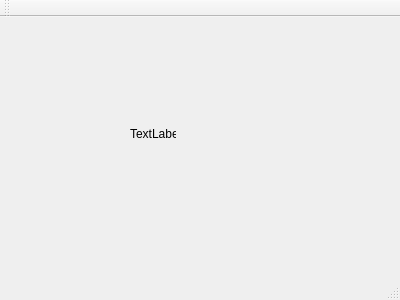
Stals/Git-Rpg, file GitRPG/mainwindow.ui: the form before one commit.
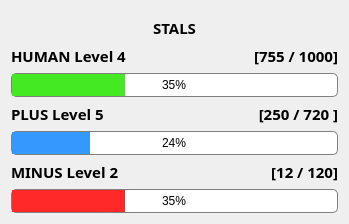
The form after the commit.

Commit message: form created

The edit to the form file:
```diff
--- a/GitRPG/mainwindow.ui
+++ b/GitRPG/mainwindow.ui
@@ -6,47 +6,229 @@
    <rect>
     <x>0</x>
     <y>0</y>
-    <width>400</width>
-    <height>300</height>
+    <width>349</width>
+    <height>220</height>
    </rect>
   </property>
+  <property name="sizePolicy">
+   <sizepolicy hsizetype="Preferred" vsizetype="Preferred">
+    <horstretch>0</horstretch>
+    <verstretch>0</verstretch>
+   </sizepolicy>
+  </property>
   <property name="windowTitle">
    <string>MainWindow</string>
   </property>
   <widget class="QWidget" name="centralWidget">
-   <widget class="QLabel" name="label">
-    <property name="geometry">
-     <rect>
-      <x>130</x>
-      <y>110</y>
-      <width>46</width>
-      <height>13</height>
-     </rect>
-    </property>
-    <property name="text">
-     <string>TextLabel</string>
-    </property>
-   </widget>
+   <layout class="QGridLayout" name="gridLayout_2">
+    <item row="0" column="0">
+     <widget class="QLabel" name="label">
+      <property name="sizePolicy">
+       <sizepolicy hsizetype="Preferred" vsizetype="Ignored">
+        <horstretch>0</horstretch>
+        <verstretch>0</verstretch>
+       </sizepolicy>
+      </property>
+      <property name="text">
+       <string>TextLabel</string>
+      </property>
+     </widget>
+    </item>
+    <item row="1" column="0">
+     <layout class="QGridLayout" name="gridLayout">
+      <item row="0" column="0">
+       <widget class="QLabel" name="label_5">
+        <property name="font">
+         <font>
+          <family>Cooper Std Black</family>
+          <pointsize>11</pointsize>
+          <weight>75</weight>
+          <bold>true</bold>
+         </font>
+        </property>
+        <property name="text">
+         <string>STALS</string>
+        </property>
+        <property name="alignment">
+         <set>Qt::AlignCenter</set>
+        </property>
+       </widget>
+      </item>
+      <item row="1" column="0">
+       <layout class="QHBoxLayout" name="horizontalLayout">
+        <item>
+         <widget class="QLabel" name="label_4">
+          <property name="font">
+           <font>
+            <family>Cooper Std Black</family>
+            <pointsize>11</pointsize>
+            <weight>75</weight>
+            <bold>true</bold>
+           </font>
+          </property>
+          <property name="text">
+           <string>HUMAN Level 4</string>
+          </property>
+          <property name="alignment">
+           <set>Qt::AlignLeading|Qt::AlignLeft|Qt::AlignVCenter</set>
+          </property>
+         </widget>
+        </item>
+        <item>
+         <widget class="QLabel" name="label_6">
+          <property name="font">
+           <font>
+            <family>Cooper Std Black</family>
+            <pointsize>11</pointsize>
+            <weight>75</weight>
+            <bold>true</bold>
+           </font>
+          </property>
+          <property name="text">
+           <string>[755 / 1000]</string>
+          </property>
+          <property name="alignment">
+           <set>Qt::AlignRight|Qt::AlignTrailing|Qt::AlignVCenter</set>
+          </property>
+         </widget>
+        </item>
+       </layout>
+      </item>
+      <item row="2" column="0">
+       <widget class="QProgressBar" name="progressBar_3">
+        <property name="styleSheet">
+         <string notr="true">  QProgressBar {color:black; border: 0.5px solid grey; border-radius: 5px;} QProgressBar::chunk {background-color: #44E823;}  </string>
+        </property>
+        <property name="value">
+         <number>35</number>
+        </property>
+        <property name="alignment">
+         <set>Qt::AlignCenter</set>
+        </property>
+        <property name="textVisible">
+         <bool>true</bool>
+        </property>
+        <property name="orientation">
+         <enum>Qt::Horizontal</enum>
+        </property>
+       </widget>
+      </item>
+      <item row="3" column="0">
+       <layout class="QHBoxLayout" name="horizontalLayout_2">
+        <item>
+         <widget class="QLabel" name="label_2">
+          <property name="font">
+           <font>
+            <family>Cooper Std Black</family>
+            <pointsize>11</pointsize>
+            <weight>75</weight>
+            <bold>true</bold>
+           </font>
+          </property>
+          <property name="text">
+           <string>PLUS Level 5</string>
+          </property>
+         </widget>
+        </item>
+        <item>
+         <widget class="QLabel" name="label_7">
+          <property name="font">
+           <font>
+            <family>Cooper Std Black</family>
+            <pointsize>11</pointsize>
+            <weight>75</weight>
+            <bold>true</bold>
+           </font>
+          </property>
+          <property name="text">
+           <string>[250 / 720 ]</string>
+          </property>
+          <property name="alignment">
+           <set>Qt::AlignRight|Qt::AlignTrailing|Qt::AlignVCenter</set>
+          </property>
+         </widget>
+        </item>
+       </layout>
+      </item>
+      <item row="4" column="0">
+       <widget class="QProgressBar" name="progressBar">
+        <property name="styleSheet">
+         <string notr="true">  QProgressBar {color:black; border: 0.5px solid grey; border-radius: 5px;} QProgressBar::chunk {background-color: #3399FF;}  </string>
+        </property>
+        <property name="value">
+         <number>24</number>
+        </property>
+        <property name="alignment">
+         <set>Qt::AlignCenter</set>
+        </property>
+        <property name="textVisible">
+         <bool>true</bool>
+        </property>
+        <property name="orientation">
+         <enum>Qt::Horizontal</enum>
+        </property>
+       </widget>
+      </item>
+      <item row="5" column="0">
+       <layout class="QHBoxLayout" name="horizontalLayout_3">
+        <item>
+         <widget class="QLabel" name="label_3">
+          <property name="font">
+           <font>
+            <family>Cooper Std Black</family>
+            <pointsize>11</pointsize>
+            <weight>75</weight>
+            <bold>true</bold>
+           </font>
+          </property>
+          <property name="text">
+           <string>MINUS Level 2</string>
+          </property>
+         </widget>
+        </item>
+        <item>
+         <widget class="QLabel" name="label_8">
+          <property name="font">
+           <font>
+            <family>Cooper Std Black</family>
+            <pointsize>11</pointsize>
+            <weight>75</weight>
+            <bold>true</bold>
+           </font>
+          </property>
+          <property name="text">
+           <string>[12 / 120]</string>
+          </property>
+          <property name="alignment">
+           <set>Qt::AlignRight|Qt::AlignTrailing|Qt::AlignVCenter</set>
+          </property>
+         </widget>
+        </item>
+       </layout>
+      </item>
+      <item row="6" column="0">
+       <widget class="QProgressBar" name="progressBar_2">
+        <property name="styleSheet">
+         <string notr="true">  QProgressBar {color:black; border: 0.5px solid grey; border-radius: 5px;} QProgressBar::chunk {background-color: #FF2929;}  </string>
+        </property>
+        <property name="value">
+         <number>35</number>
+        </property>
+        <property name="alignment">
+         <set>Qt::AlignCenter</set>
+        </property>
+        <property name="textVisible">
+         <bool>true</bool>
+        </property>
+        <property name="orientation">
+         <enum>Qt::Horizontal</enum>
+        </property>
+       </widget>
+      </item>
+     </layout>
+    </item>
+   </layout>
   </widget>
-  <widget class="QMenuBar" name="menuBar">
-   <property name="geometry">
-    <rect>
-     <x>0</x>
-     <y>0</y>
-     <width>400</width>
-     <height>21</height>
-    </rect>
-   </property>
-  </widget>
-  <widget class="QToolBar" name="mainToolBar">
-   <attribute name="toolBarArea">
-    <enum>TopToolBarArea</enum>
-   </attribute>
-   <attribute name="toolBarBreak">
-    <bool>false</bool>
-   </attribute>
-  </widget>
-  <widget class="QStatusBar" name="statusBar"/>
  </widget>
  <layoutdefault spacing="6" margin="11"/>
  <resources/>
```
The commit also changes 4 other files.
